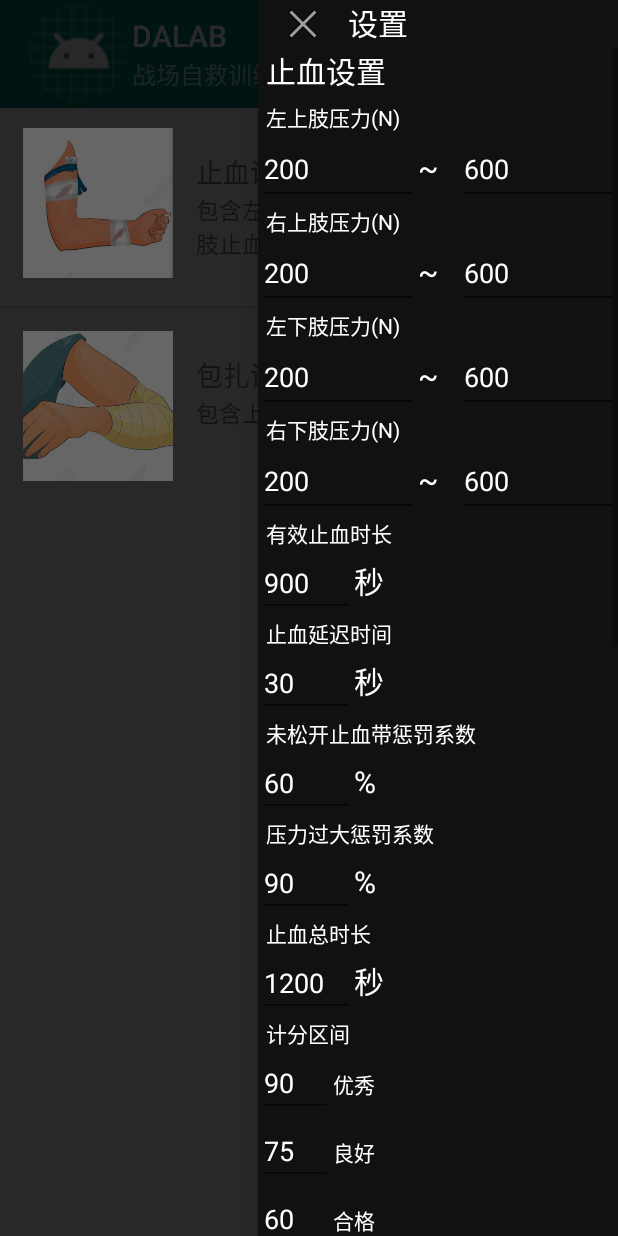
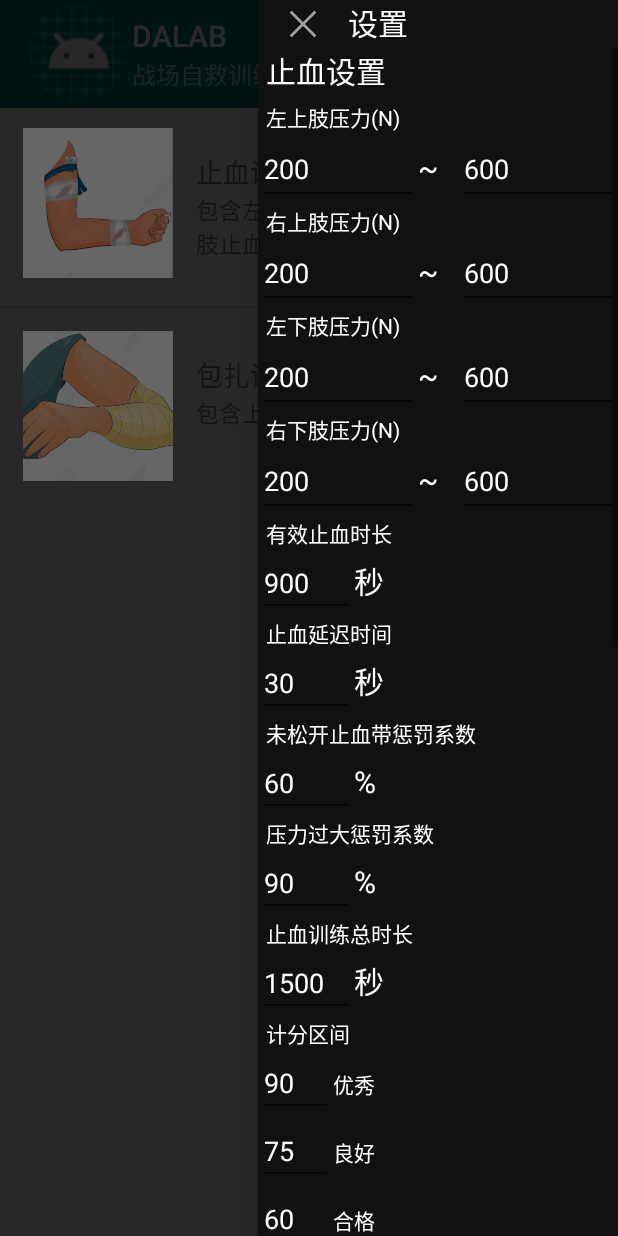
Before and after one commit to Pan-Fengli/MainApp, an Android app: the screen it shows after launch (MainPage), with the side drawer open, on a phone screen of 412 x 824 dp. Run offline under Robolectric (Android 15) with nearby library versions, the phone set to English and light mode, and no system bars; pictures from the network do not load.

Commit message:
:tiger:设置界面

```diff
--- a/app/src/main/res/layout/main_page.xml
+++ b/app/src/main/res/layout/main_page.xml
@@ -405,7 +405,7 @@
                     android:layout_width="match_parent"
                     android:layout_height="wrap_content"
                     android:layout_marginLeft="5dp"
-                    android:text="止血总时长"
+                    android:text="止血训练总时长"
                     android:textColor="@android:color/background_light" />
                 <LinearLayout
                     android:layout_width="match_parent"
@@ -418,7 +418,7 @@
                         android:layout_width="wrap_content"
                         android:layout_height="wrap_content"
                         android:ems="3"
-                        android:hint="1200"
+                        android:hint="1500"
                         android:importantForAutofill="no"
                         android:inputType="number"
                         android:textColor="@android:color/background_light"
```
